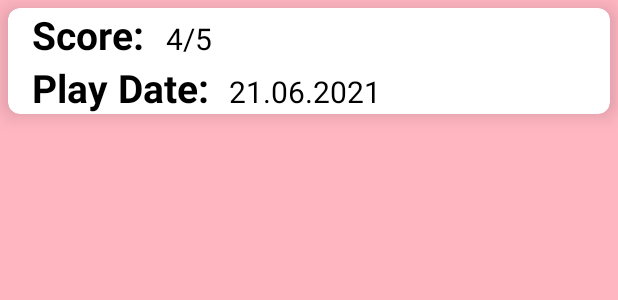
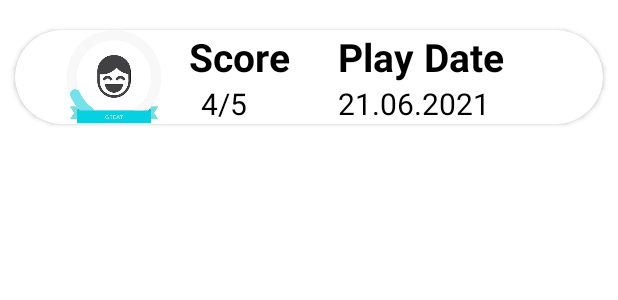
Before and after one commit to VolkanDavsan/AndroidProject, an Android app: the layout item.xml on its own in the app's theme, with its tools: preview values and no code run, on a phone screen of 412 x 824 dp. Shown: the top 300 px of the screen. Run offline under Robolectric (Android 15) with nearby library versions, the phone set to English and light mode, and no system bars.

Commit message:
Recycler View CSS düzenlemesi yapıldı. TotalScoreda CSS düzenlemesi yapıldı.

```diff
--- a/app/src/main/java/com/example/androidproject/MyAdapter.java
+++ b/app/src/main/java/com/example/androidproject/MyAdapter.java
@@ -1,9 +1,11 @@
 package com.example.androidproject;
 
 import android.content.Context;
+import android.media.Image;
 import android.view.LayoutInflater;
 import android.view.View;
 import android.view.ViewGroup;
+import android.widget.ImageView;
 import android.widget.TextView;
 
 import androidx.annotation.NonNull;
@@ -32,6 +34,8 @@ public class MyAdapter extends RecyclerView.Adapter<MyAdapter.MyViewHolder> {
         Score score = list.get(position);
         holder.score.setText(score.getScore());
         holder.date.setText(score.getDate());
+        holder.statusImg.setImageResource(score.getStatusImg());
+
 
     }
 
@@ -42,12 +46,14 @@ public class MyAdapter extends RecyclerView.Adapter<MyAdapter.MyViewHolder> {
 
     public static class MyViewHolder extends RecyclerView.ViewHolder{
         TextView score, date;
+        ImageView statusImg;
 
 
         public MyViewHolder(@NonNull View itemView) {
             super(itemView);
             score = itemView.findViewById(R.id.tvScore);
             date = itemView.findViewById(R.id.tvDate);
+            statusImg = itemView.findViewById(R.id.status_img);
         }
     }
 }
--- a/app/src/main/res/layout/item.xml
+++ b/app/src/main/res/layout/item.xml
@@ -3,26 +3,38 @@
     xmlns:app="http://schemas.android.com/apk/res-auto"
     android:layout_width="match_parent"
     android:layout_height="wrap_content"
-    android:layout_margin="5dp"
-    app:cardCornerRadius="8dp"
-    app:cardElevation="8dp">
+    android:layout_marginTop="20dp"
+    android:layout_marginLeft="10dp"
+    android:layout_marginRight="10dp"
+    android:layout_marginBottom="10dp"
+    app:cardCornerRadius="70dp"
+  android:padding="10dp">
 
     <LinearLayout
         android:layout_width="wrap_content"
         android:layout_height="wrap_content"
         android:layout_marginLeft="16dp"
-        android:orientation="vertical">
+        android:orientation="horizontal">
+        <LinearLayout
+            android:layout_width="match_parent"
+            android:layout_height="match_parent">
 
+            <ImageView
+                android:id="@+id/status_img"
+                android:layout_width="100dp"
+                android:layout_height="match_parent"
+                android:layout_gravity="center"
+                android:src="@drawable/great" />
+        </LinearLayout>
         <LinearLayout
-            android:layout_width="wrap_content"
+            android:layout_width="match_parent"
             android:layout_height="wrap_content"
-            android:layout_gravity="center_vertical"
-            android:orientation="horizontal">
+            android:orientation="vertical">
 
             <TextView
                 android:layout_width="wrap_content"
                 android:layout_height="wrap_content"
-                android:text="Score: "
+                android:text="Score "
                 android:textColor="@color/black"
                 android:textSize="26sp"
                 android:textStyle="bold" />
@@ -39,15 +51,16 @@
         </LinearLayout>
 
         <LinearLayout
-            android:layout_width="wrap_content"
+            android:layout_width="match_parent"
             android:layout_height="wrap_content"
             android:layout_gravity="center_vertical"
-            android:orientation="horizontal">
+            android:orientation="vertical"
+            android:layout_marginLeft="25dp">
 
             <TextView
                 android:layout_width="wrap_content"
                 android:layout_height="wrap_content"
-                android:text="Play Date:  "
+                android:text="Play Date"
                 android:textColor="@color/black"
                 android:textSize="26sp"
                 android:textStyle="bold" />
--- a/app/src/main/res/values/themes.xml
+++ b/app/src/main/res/values/themes.xml
@@ -5,7 +5,7 @@
         <item name="colorPrimary">@color/purple_500</item>
         <item name="colorPrimaryVariant">@color/purple_700</item>
         <item name="colorOnPrimary">@color/white</item>
-        <item name="android:colorBackground">@color/LightPink</item>
+        <item name="android:colorBackground">@color/white</item>
         <!-- Secondary brand color. -->
         <item name="colorSecondary">@color/teal_200</item>
         <item name="colorSecondaryVariant">@color/teal_700</item>
```
Also changed, not shown: app/src/main/java/com/example/androidproject/Score.java (+11 -0 lines), app/src/main/java/com/example/androidproject/TotalScoreActivity.java (+22 -0 lines), app/src/main/res/layout/activity_total_score.xml (+12 -4 lines), app/src/main/res/drawable/great.png (added), app/src/main/res/drawable/okay.png (added), app/src/main/res/drawable/tryagain.jpeg (added).
